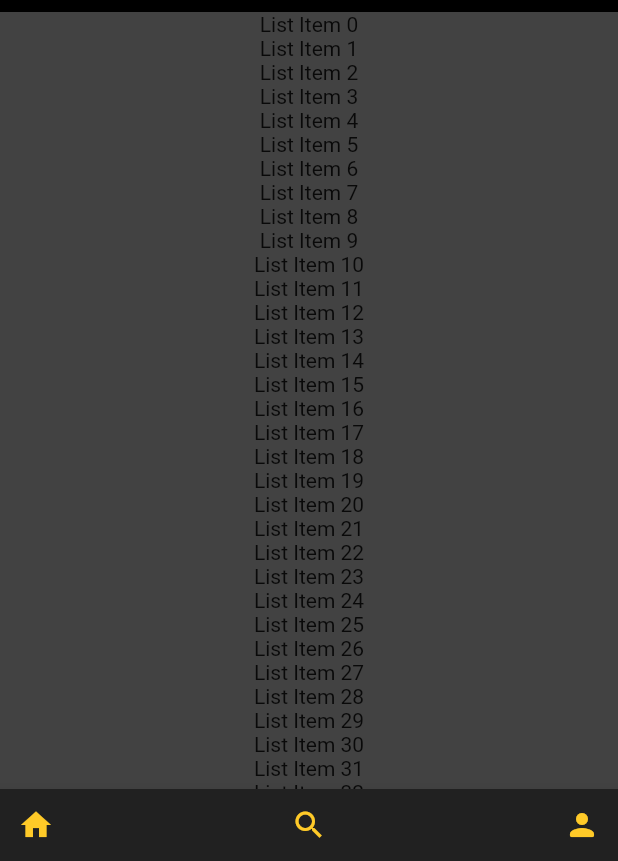
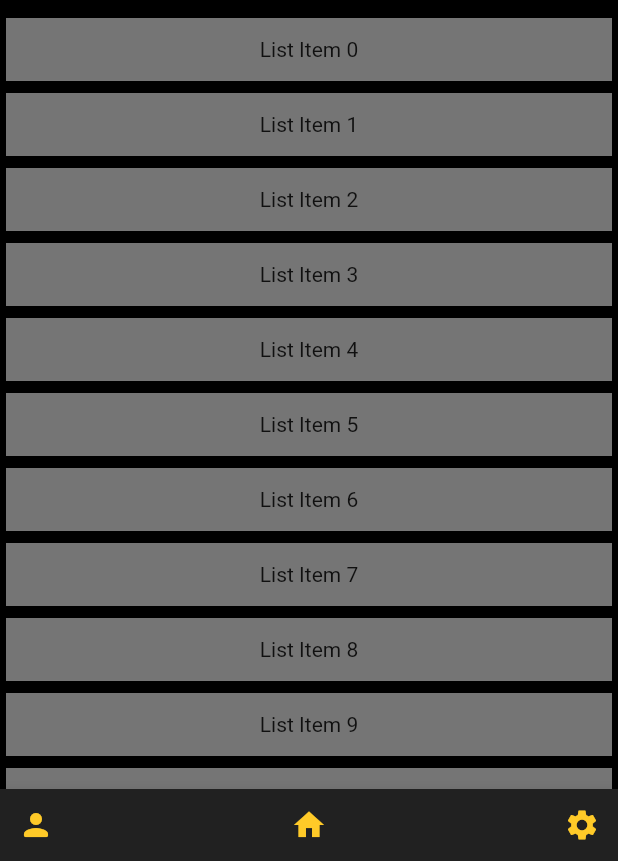
Before and after one commit to Logan-Lafauci/CollectR, a Flutter app: the screen it shows after launch, on a phone screen of 412 x 824 dp, the part 375-1236 px from its top. Run offline on Flutter 3.47's test engine with Material 2 defaults, Android fonts, the phone set to English and light mode, and no system bars.

Commit message:
just putting in a baseline ui

```diff
--- a/lib/main.dart
+++ b/lib/main.dart
@@ -71,46 +71,27 @@ class Home extends StatelessWidget {
                 backgroundColor: Colors.grey[900],
               ),
             ),
-            // SliverGrid(
-            //   gridDelegate: const SliverGridDelegateWithMaxCrossAxisExtent(
-            //     maxCrossAxisExtent: 200.0,
-            //     mainAxisSpacing: 10.0,
-            //     crossAxisSpacing: 10.0,
-            //     childAspectRatio: 4.0,
-            //   ),
-            //   delegate: SliverChildBuilderDelegate(
-            //         (BuildContext context, int index) {
-            //       return Container(
-            //         alignment: Alignment.center,
-            //         color: Colors.teal[100 * (index % 9)],
-            //         child: Text('Grid Item $index'),
-            //       );
-            //     },
-            //     childCount: 20,
-            //   ),
-            // ),
 
-            SliverPadding(
-              padding: EdgeInsets.only(bottom: 8.0),
-              sliver: SliverList(
-
-                // itemExtent: 100.0,
-
+            SliverFixedExtentList(
+              itemExtent: 50.0,
               delegate: SliverChildBuilderDelegate(
-
                     (BuildContext context, int index) {
-
                   return Container(
 
+                    child: Padding(
+                      padding: EdgeInsets.all(4.0),
+                      child: Container(
                         alignment: Alignment.center,
-                      color: Colors.grey[800],
+                        color: Colors.grey[600],
                         child: Text('List Item $index'),
-
+                      ),
+                    ),
                   );
                 },
               ),
-              ),
             )
+
+
           ],
         ),
         color: Colors.black,
@@ -125,18 +106,18 @@ class Home extends StatelessWidget {
         child: Row(
           children: [
             IconButton(
+              icon: Icon(Icons.person_rounded), onPressed: () {},
+              color: Colors.amber[400],
+            ),
+
+            const Spacer(),
+            IconButton(
               icon: Icon(Icons.home), onPressed: () {},
               color: Colors.amber[400],
             ),
-
-            Spacer(),
+            const Spacer(),
             IconButton(
-              icon: Icon(Icons.search), onPressed: () {},
-              color: Colors.amber[400],
-            ),
-            Spacer(),
-            IconButton(
-              icon: Icon(Icons.person_rounded), onPressed: () {},
+              icon: Icon(Icons.settings), onPressed: () {},
               color: Colors.amber[400],
             ),
 
```
Also changed, not shown: 1 other file. Lines whose indentation alone changed are shown as unchanged.
